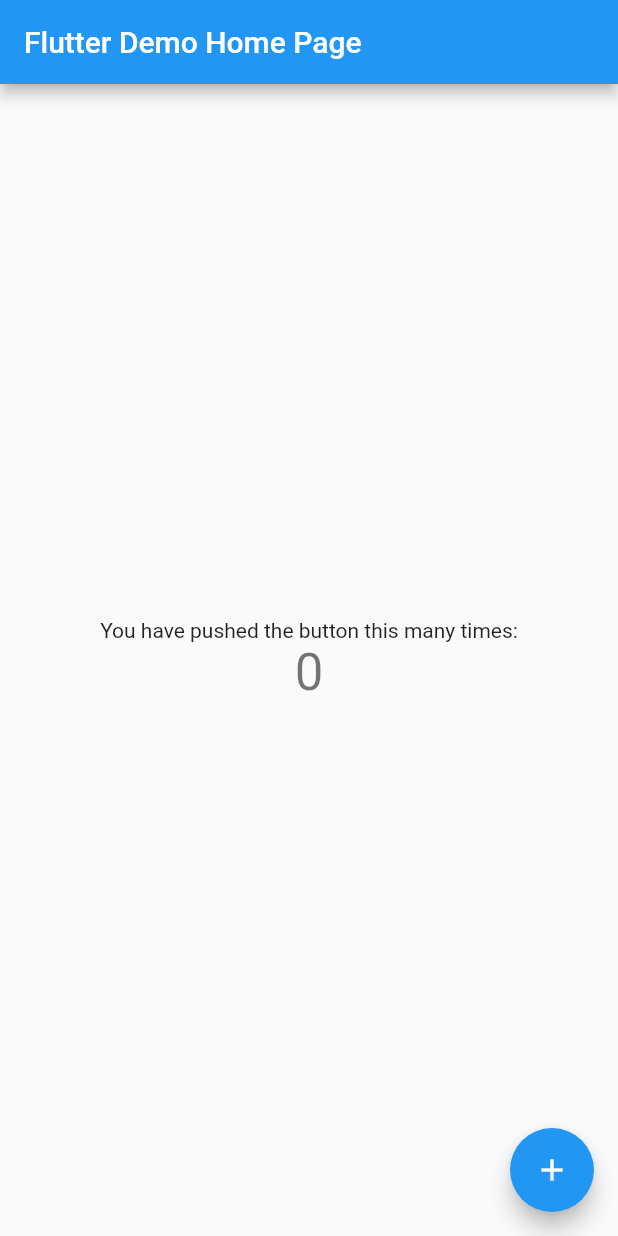
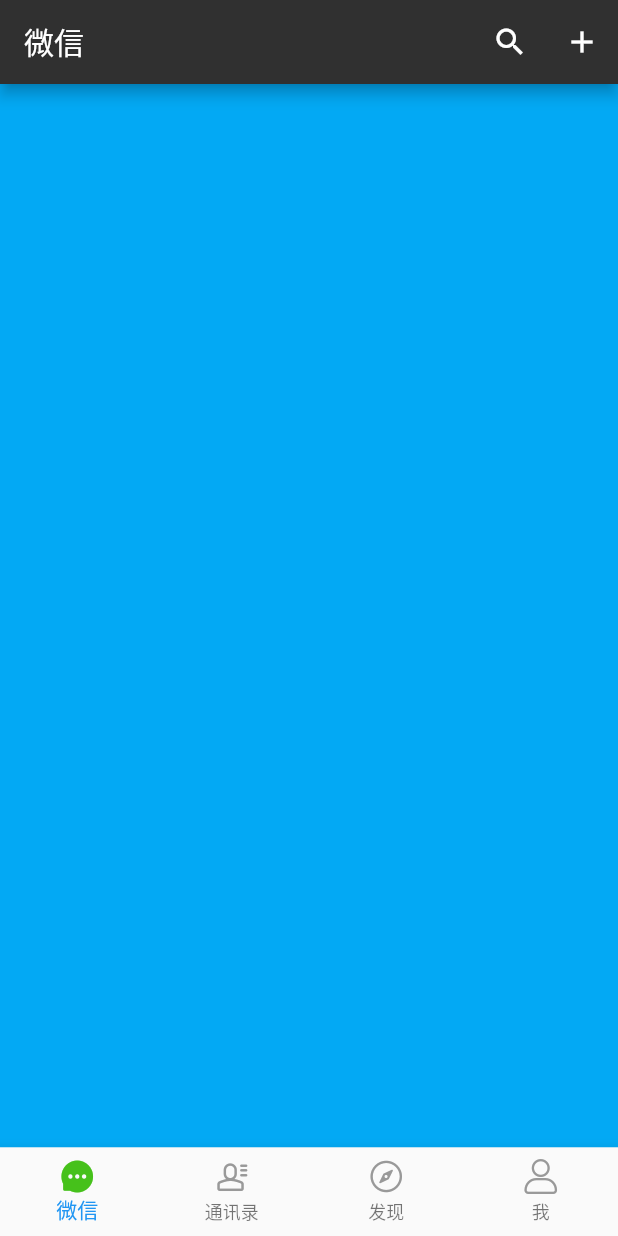
Before and after one commit to lanxuexing/im, a Flutter app: the screen it shows after launch, on a phone screen of 412 x 824 dp. Run offline on Flutter 3.47's test engine with Material 2 defaults, Android fonts, the phone set to English and light mode, and no system bars.

```diff
--- /dev/null
+++ b/lib/home/constants.dart
@@ -0,0 +1,11 @@
+// 项目常用颜色志
+class AppColors {
+  static const APPBarColor = 0xFF303030;
+  static const TabIconColor = 0xFF999999;
+  static const TabActiveIconColor = 0xFF46C11B;
+}
+
+// 常用字体
+class AppIconFonts {
+  static const IconFontsFamily = 'IMFonts';
+}
--- /dev/null
+++ b/lib/home/home_page.dart
@@ -0,0 +1,115 @@
+import 'package:flutter/material.dart';
+import 'package:im/home/constants.dart' show AppIconFonts;
+import 'package:im/home/constants.dart' show AppColors;
+
+class HomePage extends StatefulWidget {
+  final Widget child;
+
+  HomePage({Key key, this.child}) : super(key: key);
+
+  _HomePageState createState() => _HomePageState();
+}
+
+class _HomePageState extends State<HomePage> {
+  List<NavigationIconView> _navigationViews;
+
+  @override
+  void initState() {
+    super.initState();
+    _navigationViews = <NavigationIconView>[
+      NavigationIconView(
+        title: '微信',
+        icon: const IconData(0xe793, fontFamily: AppIconFonts.IconFontsFamily),
+        activeIcon:
+            const IconData(0xe797, fontFamily: AppIconFonts.IconFontsFamily),
+      ),
+      NavigationIconView(
+        title: '通讯录',
+        icon: const IconData(0xe601, fontFamily: AppIconFonts.IconFontsFamily),
+        activeIcon:
+            const IconData(0xe600, fontFamily: AppIconFonts.IconFontsFamily),
+      ),
+      NavigationIconView(
+        title: '发现',
+        icon: const IconData(0xe786, fontFamily: AppIconFonts.IconFontsFamily),
+        activeIcon:
+            const IconData(0xe788, fontFamily: AppIconFonts.IconFontsFamily),
+      ),
+      NavigationIconView(
+        title: '我',
+        icon: const IconData(0xe7ab, fontFamily: AppIconFonts.IconFontsFamily),
+        activeIcon:
+            const IconData(0xe6a2, fontFamily: AppIconFonts.IconFontsFamily),
+      ),
+    ];
+  }
+
+  @override
+  Widget build(BuildContext context) {
+    final BottomNavigationBar bottomNavBar = BottomNavigationBar(
+      items: _navigationViews.map((NavigationIconView navigationIconView) {
+        return navigationIconView.item;
+      }).toList(),
+      currentIndex: 0,
+      type: BottomNavigationBarType.fixed,
+      onTap: (int index) {
+        print('您点击了第$index个按钮');
+      },
+    );
+
+    return Scaffold(
+      appBar: AppBar(
+        title: Text('微信'),
+        actions: <Widget>[
+          IconButton(
+            // 搜素
+            icon: Icon(Icons.search),
+            onPressed: () {
+              print('即将进入搜索');
+            },
+          ),
+          IconButton(
+            // 添加（综合功能）
+            icon: Icon(Icons.add),
+            onPressed: () {
+              print('即将添加操作');
+            },
+          )
+        ],
+      ),
+      body: Container(
+        color: Colors.lightBlue,
+      ),
+      bottomNavigationBar: bottomNavBar,
+    );
+  }
+}
+
+// 底部导航栏封装类
+class NavigationIconView {
+  final String _title;
+  final IconData _icon;
+  final IconData _activeIcon;
+  final BottomNavigationBarItem item;
+
+  NavigationIconView(
+      {Key key, String title, IconData icon, IconData activeIcon})
+      : _title = title,
+        _icon = icon,
+        _activeIcon = activeIcon,
+        item = BottomNavigationBarItem(
+            icon: Icon(
+              icon,
+              color: Color(AppColors.TabIconColor),
+            ),
+            activeIcon: Icon(
+              activeIcon,
+              color: Color(AppColors.TabActiveIconColor),
+            ),
+            title: Text(
+              title,
+              style: TextStyle(
+                  fontSize: 14.0, color: Color(AppColors.TabIconColor)),
+            ),
+            backgroundColor: Colors.white);
+}
--- a/lib/main.dart
+++ b/lib/main.dart
@@ -1,111 +1,11 @@
 import 'package:flutter/material.dart';
+import 'package:im/home/home_page.dart';
+import 'package:im/home/constants.dart' show AppColors;
 
-void main() => runApp(MyApp());
-
-class MyApp extends StatelessWidget {
-  // This widget is the root of your application.
-  @override
-  Widget build(BuildContext context) {
-    return MaterialApp(
-      title: 'Flutter Demo',
-      theme: ThemeData(
-        // This is the theme of your application.
-        //
-        // Try running your application with "flutter run". You'll see the
-        // application has a blue toolbar. Then, without quitting the app, try
-        // changing the primarySwatch below to Colors.green and then invoke
-        // "hot reload" (press "r" in the console where you ran "flutter run",
-        // or simply save your changes to "hot reload" in a Flutter IDE).
-        // Notice that the counter didn't reset back to zero; the application
-        // is not restarted.
-        primarySwatch: Colors.blue,
-      ),
-      home: MyHomePage(title: 'Flutter Demo Home Page'),
-    );
-  }
-}
-
-class MyHomePage extends StatefulWidget {
-  MyHomePage({Key key, this.title}) : super(key: key);
-
-  // This widget is the home page of your application. It is stateful, meaning
-  // that it has a State object (defined below) that contains fields that affect
-  // how it looks.
-
-  // This class is the configuration for the state. It holds the values (in this
-  // case the title) provided by the parent (in this case the App widget) and
-  // used by the build method of the State. Fields in a Widget subclass are
-  // always marked "final".
-
-  final String title;
-
-  @override
-  _MyHomePageState createState() => _MyHomePageState();
-}
-
-class _MyHomePageState extends State<MyHomePage> {
-  int _counter = 0;
-
-  void _incrementCounter() {
-    setState(() {
-      // This call to setState tells the Flutter framework that something has
-      // changed in this State, which causes it to rerun the build method below
-      // so that the display can reflect the updated values. If we changed
-      // _counter without calling setState(), then the build method would not be
-      // called again, and so nothing would appear to happen.
-      _counter++;
-    });
-  }
-
-  @override
-  Widget build(BuildContext context) {
-    // This method is rerun every time setState is called, for instance as done
-    // by the _incrementCounter method above.
-    //
-    // The Flutter framework has been optimized to make rerunning build methods
-    // fast, so that you can just rebuild anything that needs updating rather
-    // than having to individually change instances of widgets.
-    return Scaffold(
-      appBar: AppBar(
-        // Here we take the value from the MyHomePage object that was created by
-        // the App.build method, and use it to set our appbar title.
-        title: Text(widget.title),
-      ),
-      body: Center(
-        // Center is a layout widget. It takes a single child and positions it
-        // in the middle of the parent.
-        child: Column(
-          // Column is also layout widget. It takes a list of children and
-          // arranges them vertically. By default, it sizes itself to fit its
-          // children horizontally, and tries to be as tall as its parent.
-          //
-          // Invoke "debug painting" (press "p" in the console, choose the
-          // "Toggle Debug Paint" action from the Flutter Inspector in Android
-          // Studio, or the "Toggle Debug Paint" command in Visual Studio Code)
-          // to see the wireframe for each widget.
-          //
-          // Column has various properties to control how it sizes itself and
-          // how it positions its children. Here we use mainAxisAlignment to
-          // center the children vertically; the main axis here is the vertical
-          // axis because Columns are vertical (the cross axis would be
-          // horizontal).
-          mainAxisAlignment: MainAxisAlignment.center,
-          children: <Widget>[
-            Text(
-              'You have pushed the button this many times:',
-            ),
-            Text(
-              '$_counter',
-              style: Theme.of(context).textTheme.display1,
-            ),
-          ],
-        ),
-      ),
-      floatingActionButton: FloatingActionButton(
-        onPressed: _incrementCounter,
-        tooltip: 'Increment',
-        child: Icon(Icons.add),
-      ), // This trailing comma makes auto-formatting nicer for build methods.
-    );
-  }
-}
+void main() => runApp(MaterialApp(
+  title: 'IM',
+  theme: ThemeData.light().copyWith(
+    primaryColor: Color(AppColors.APPBarColor)
+  ),
+  home: HomePage(),
+));
--- a/pubspec.yaml
+++ b/pubspec.yaml
@@ -70,3 +70,8 @@ flutter:
   #
   # For details regarding fonts from package dependencies,
   # see https://flutter.io/custom-fonts/#from-packages
+
+  fonts:
+    - family: IMFonts
+      fonts:
+        - asset: assets/fonts/iconfont.ttf
```
Also changed, not shown: assets/fonts/iconfont.ttf (added), 1 other file.
